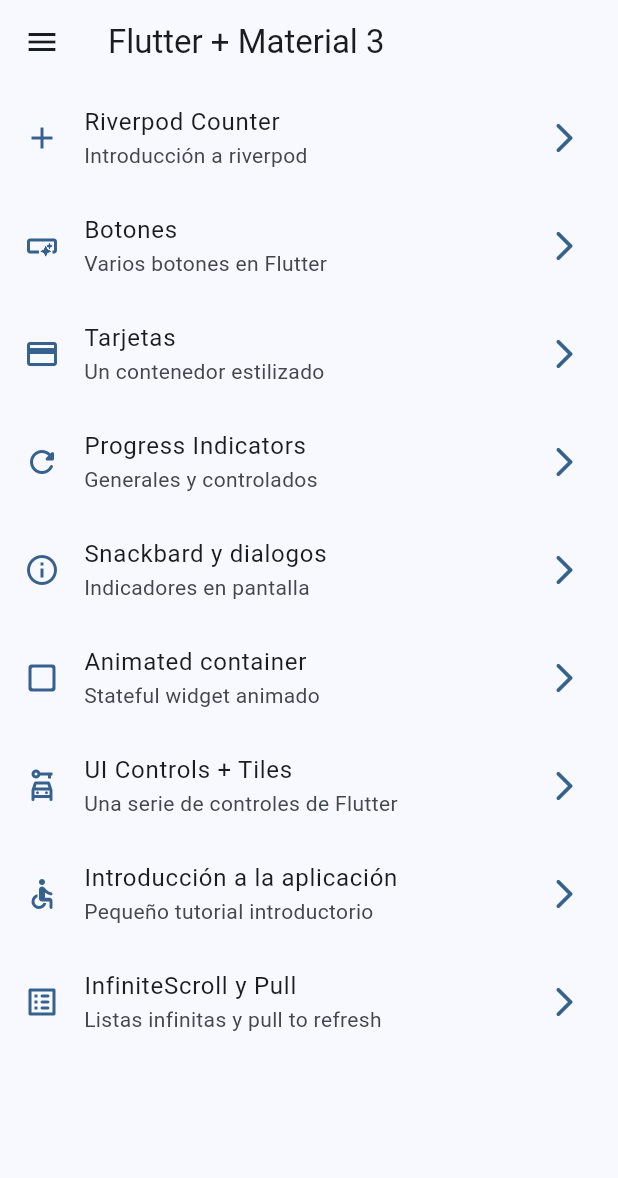
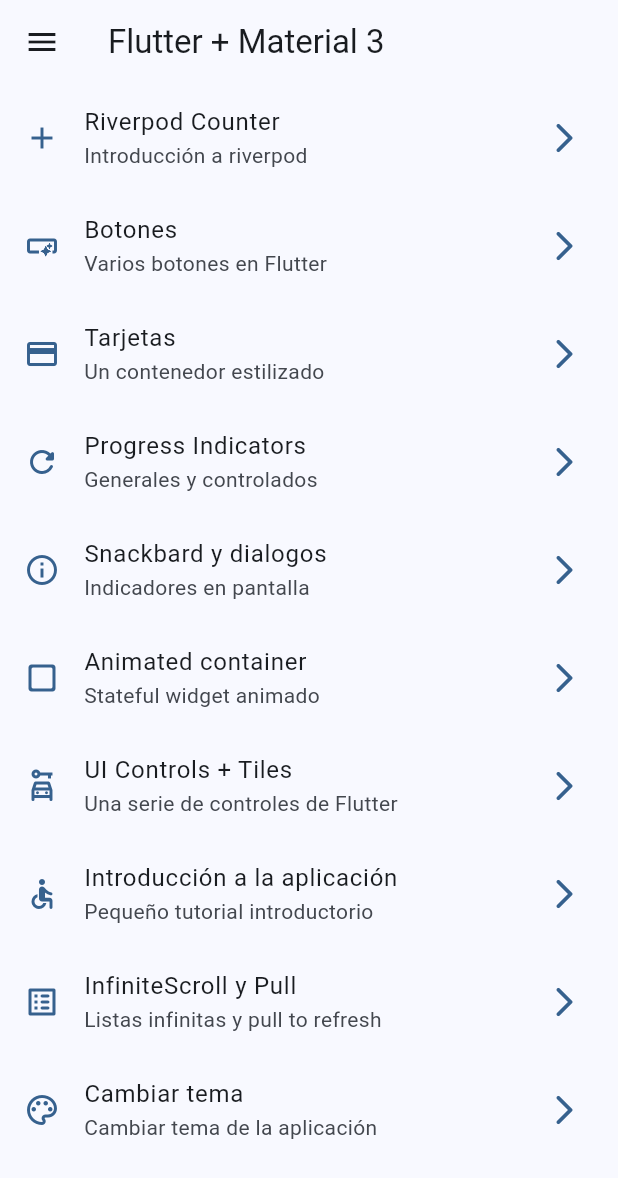
Before and after one commit to Yeison2017/fl_widgets_app, a Flutter app: the screen it shows after launch, on a phone screen of 412 x 824 dp. Shown: the top 1178 px of the screen. Run offline on Flutter 3.47's test engine with Material 2 defaults, Android fonts, the phone set to English and light mode, and no system bars; our stand-ins replace animate_do, flutter_riverpod, go_router.

Commit message:
antes de statenotifier

```diff
--- a/lib/config/menu/menu_items.dart
+++ b/lib/config/menu/menu_items.dart
@@ -59,4 +59,9 @@ const appMenuItems = <MenuItem>[
       subTitle: 'Listas infinitas y pull to refresh',
       link: '/infinite',
       icon: Icons.list_alt_rounded),
+  MenuItem(
+      title: 'Cambiar tema',
+      subTitle: 'Cambiar tema de la aplicación',
+      link: '/theme-changer',
+      icon: Icons.color_lens_outlined),
 ];
--- a/lib/config/router/app_router.dart
+++ b/lib/config/router/app_router.dart
@@ -56,5 +56,10 @@ final appRouter = GoRouter(
       name: CounterScreen.name,
       builder: (context, state) => const CounterScreen(),
     ),
+    GoRoute(
+      path: '/theme-changer',
+      name: ThemeChangerScreen.name,
+      builder: (context, state) => const ThemeChangerScreen(),
+    ),
   ],
 );
--- a/lib/config/theme/app_theme.dart
+++ b/lib/config/theme/app_theme.dart
@@ -14,14 +14,16 @@ const colorList = <Color>[
 
 class AppTheme {
   final int selectedColor;
+  final bool isDarkMode;
 
-  AppTheme({this.selectedColor = 0})
+  AppTheme({this.selectedColor = 0, this.isDarkMode = false})
       : assert(selectedColor >= 0, 'Selected color must be greater then 0'),
         assert(selectedColor < colorList.length,
             'Selected color must be less or equal than ${colorList.length - 1}');
 
   ThemeData getTheme() => ThemeData(
       useMaterial3: true,
+      brightness: isDarkMode ? Brightness.dark : Brightness.light,
       colorSchemeSeed: colorList[selectedColor],
       appBarTheme: const AppBarTheme(centerTitle: false));
 }
--- a/lib/main.dart
+++ b/lib/main.dart
@@ -1,21 +1,29 @@
 import 'package:flutter/material.dart';
+import 'package:flutter_riverpod/flutter_riverpod.dart';
 import 'package:widgets_app/config/router/app_router.dart';
 import 'package:widgets_app/config/theme/app_theme.dart';
+import 'package:widgets_app/presentation/providers/theme_provider.dart';
 
 void main() {
-  runApp(const MainApp());
+  runApp(const ProviderScope(
+    child: MainApp(),
+  ));
 }
 
-class MainApp extends StatelessWidget {
+class MainApp extends ConsumerWidget {
   const MainApp({super.key});
 
   @override
-  Widget build(BuildContext context) {
+  Widget build(BuildContext context, ref) {
+    final int selectedColor = ref.watch(selectedColorProvider);
+    final bool isDarkMode = ref.watch(isDarkModeProvider);
+
     return MaterialApp.router(
       title: 'Flutter Widgets',
       routerConfig: appRouter,
       debugShowCheckedModeBanner: false,
-      theme: AppTheme(selectedColor: 0).getTheme(),
+      theme: AppTheme(selectedColor: selectedColor, isDarkMode: isDarkMode)
+          .getTheme(),
     );
   }
 }
--- /dev/null
+++ b/lib/presentation/providers/counter_provider.dart
@@ -0,0 +1,3 @@
+import 'package:flutter_riverpod/flutter_riverpod.dart';
+
+final counterProvider = StateProvider<int>((ref) => 5);
--- /dev/null
+++ b/lib/presentation/providers/theme_provider.dart
@@ -0,0 +1,8 @@
+import 'package:flutter_riverpod/flutter_riverpod.dart';
+import 'package:widgets_app/config/theme/app_theme.dart';
+
+final colorListProvider = Provider((ref) => colorList);
+
+final isDarkModeProvider = StateProvider<bool>((ref) => false);
+
+final selectedColorProvider = StateProvider<int>((ref) => 0);
--- a/lib/presentation/screens/screens.dart
+++ b/lib/presentation/screens/screens.dart
@@ -7,4 +7,5 @@ export 'package:widgets_app/presentation/screens/home/home_screen.dart';
 export 'package:widgets_app/presentation/screens/infinite_scroll/infinite_scroll_screen.dart';
 export 'package:widgets_app/presentation/screens/progress/progress_screen.dart';
 export 'package:widgets_app/presentation/screens/snackbar/snackbar_screen.dart';
+export 'package:widgets_app/presentation/screens/theme_changer/theme_changer_screen.dart';
 export 'package:widgets_app/presentation/screens/ui_controls/ui_controls_screen.dart';
--- a/pubspec.yaml
+++ b/pubspec.yaml
@@ -10,6 +10,7 @@ dependencies:
   animate_do: ^3.0.2
   flutter:
     sdk: flutter
+  flutter_riverpod: ^2.3.6
   go_router: ^8.0.5
 
 dev_dependencies:
```
Also changed, not shown: lib/presentation/screens/counter/counter_screen.dart (+28 -5 lines), lib/presentation/screens/theme_changer/theme_changer_screen.dart (added, +57 -0 lines), pubspec.lock.
